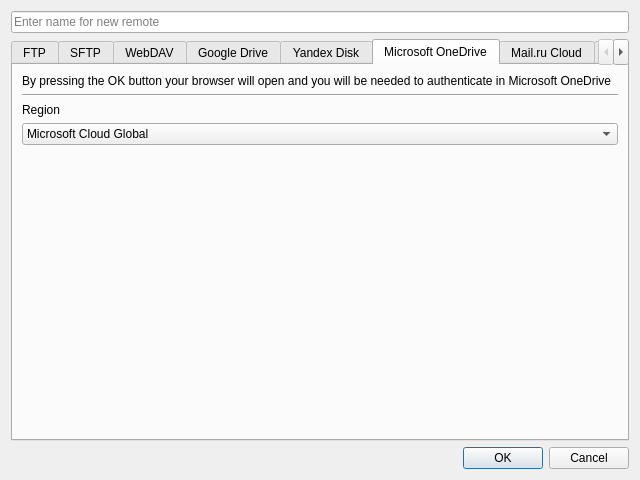
First picture: the form in ui/new_remote_window.ui, repository Communist02/agile, before the edit.
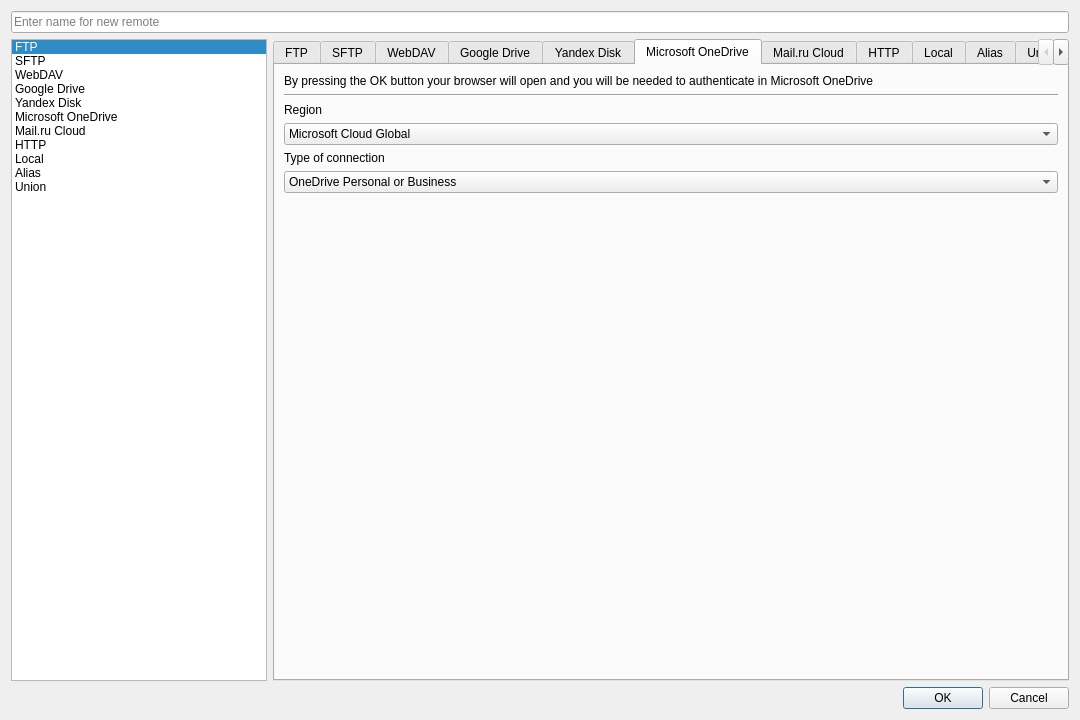
Second picture: the form after the edit. The open tabs and pages were chosen to show the change.

Patch:
```diff
--- a/ui/new_remote_window.ui
+++ b/ui/new_remote_window.ui
@@ -6,8 +6,8 @@
    <rect>
     <x>0</x>
     <y>0</y>
-    <width>640</width>
-    <height>480</height>
+    <width>1080</width>
+    <height>720</height>
    </rect>
   </property>
   <property name="windowTitle">
@@ -28,6 +28,82 @@
     </widget>
    </item>
    <item>
+    <layout class="QHBoxLayout" name="horizontalLayout_5">
+     <item>
+      <widget class="QListWidget" name="listWidget_remotes">
+       <property name="sizePolicy">
+        <sizepolicy hsizetype="Fixed" vsizetype="Expanding">
+         <horstretch>0</horstretch>
+         <verstretch>0</verstretch>
+        </sizepolicy>
+       </property>
+       <property name="minimumSize">
+        <size>
+         <width>150</width>
+         <height>0</height>
+        </size>
+       </property>
+       <property name="currentRow">
+        <number>0</number>
+       </property>
+       <item>
+        <property name="text">
+         <string>FTP</string>
+        </property>
+       </item>
+       <item>
+        <property name="text">
+         <string>SFTP</string>
+        </property>
+       </item>
+       <item>
+        <property name="text">
+         <string>WebDAV</string>
+        </property>
+       </item>
+       <item>
+        <property name="text">
+         <string>Google Drive</string>
+        </property>
+       </item>
+       <item>
+        <property name="text">
+         <string>Yandex Disk</string>
+        </property>
+       </item>
+       <item>
+        <property name="text">
+         <string>Microsoft OneDrive</string>
+        </property>
+       </item>
+       <item>
+        <property name="text">
+         <string>Mail.ru Cloud</string>
+        </property>
+       </item>
+       <item>
+        <property name="text">
+         <string>HTTP</string>
+        </property>
+       </item>
+       <item>
+        <property name="text">
+         <string>Local</string>
+        </property>
+       </item>
+       <item>
+        <property name="text">
+         <string>Alias</string>
+        </property>
+       </item>
+       <item>
+        <property name="text">
+         <string>Union</string>
+        </property>
+       </item>
+      </widget>
+     </item>
+     <item>
     <widget class="QTabWidget" name="tabWidget">
      <property name="currentIndex">
       <number>0</number>
@@ -471,6 +547,52 @@
          </item>
         </widget>
        </item>
+         <item>
+          <widget class="QLabel" name="label_29">
+           <property name="text">
+            <string>Type of connection</string>
+           </property>
+          </widget>
+         </item>
+         <item>
+          <widget class="QComboBox" name="comboBox_onedrive_type">
+           <item>
+            <property name="text">
+             <string extracomment="onedrive">OneDrive Personal or Business</string>
+            </property>
+           </item>
+           <item>
+            <property name="text">
+             <string extracomment="sharepoint">Root Sharepoint site</string>
+            </property>
+           </item>
+           <item>
+            <property name="text">
+             <string extracomment="url">Sharepoint site name or URL</string>
+            </property>
+           </item>
+           <item>
+            <property name="text">
+             <string extracomment="search">Search for a Sharepoint site</string>
+            </property>
+           </item>
+           <item>
+            <property name="text">
+             <string extracomment="driveid">Type in driveID (advanced)</string>
+            </property>
+           </item>
+           <item>
+            <property name="text">
+             <string extracomment="siteid">Type in SiteID (advanced)</string>
+            </property>
+           </item>
+           <item>
+            <property name="text">
+             <string extracomment="path">Sharepoint server-relative path (advanced)</string>
+            </property>
+           </item>
+          </widget>
+         </item>
        <item>
         <spacer name="verticalSpacer_6">
          <property name="orientation">
@@ -1076,6 +1198,8 @@
       </layout>
      </widget>
     </widget>
+     </item>
+    </layout>
    </item>
    <item>
     <widget class="QDialogButtonBox" name="buttonBox">
```
Left out of the diff: 4 changed lines with no effect on the pictures. Lines whose indentation alone changed are shown as unchanged.
